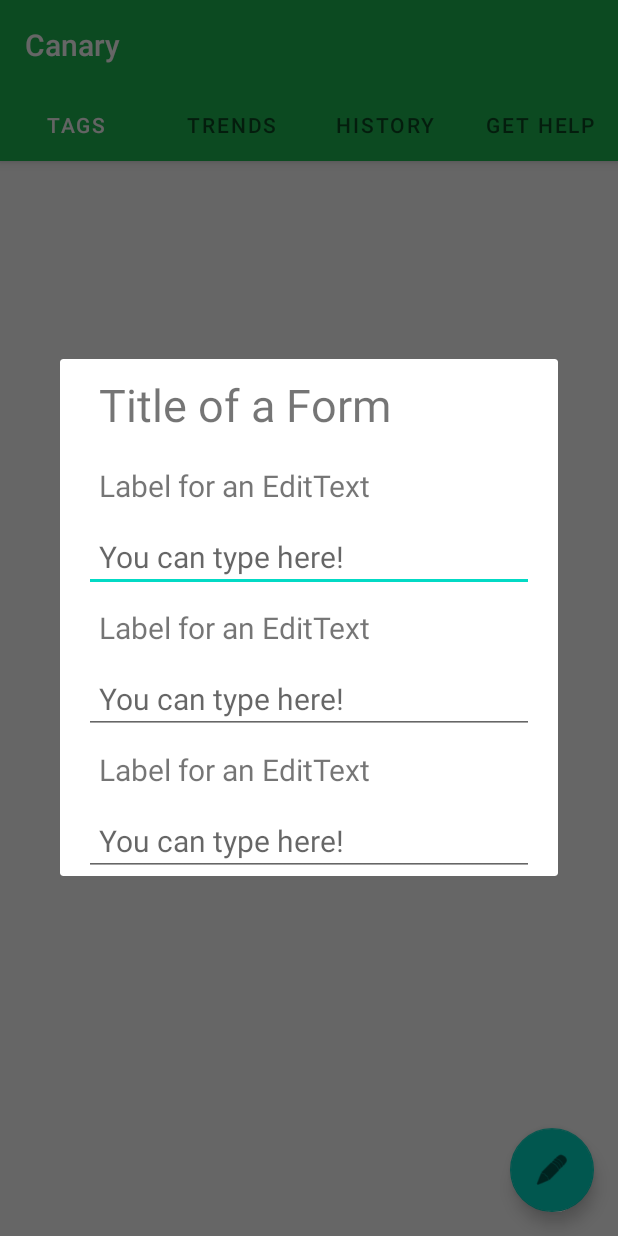
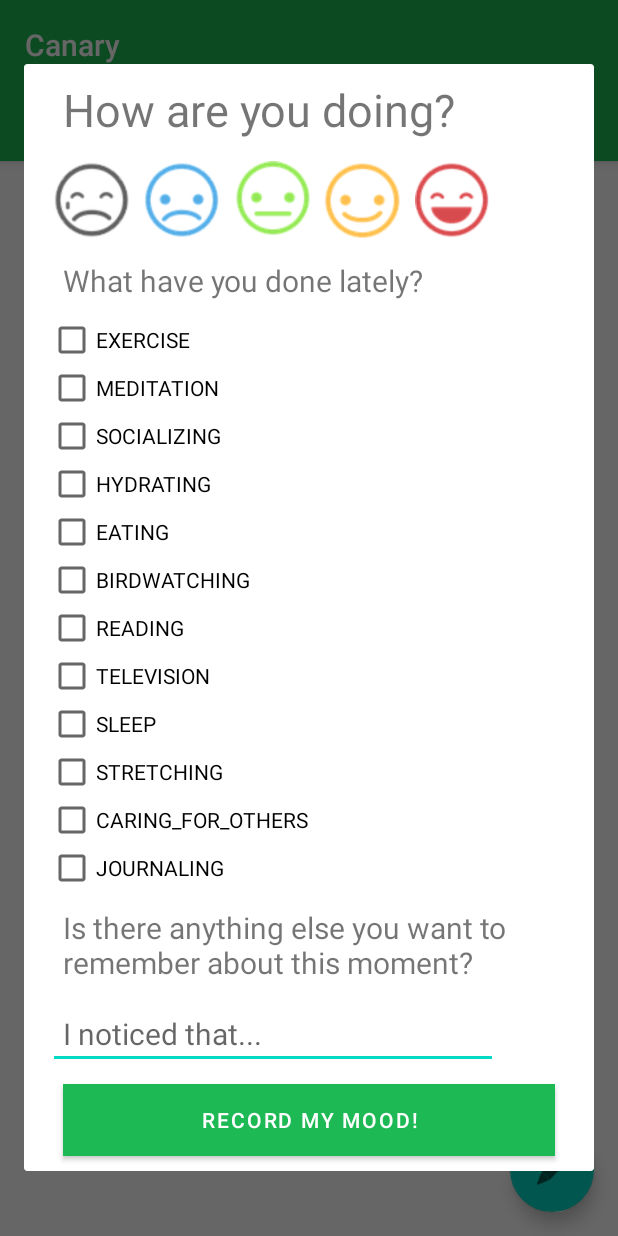
Before and after one commit to yahancheng/canary, an Android app: the screen it shows after launch (MainActivity), after a tap on an icon or button, on a phone screen of 412 x 824 dp. Run offline under Robolectric (Android 15) with nearby library versions, the phone set to English and light mode, and no system bars; 2 statements that could not run were skipped.

Commit message:
Create mood entry form

```diff
--- /dev/null
+++ b/app/src/main/java/com/chelseatroy/canary/data/MoodEntry.kt
@@ -0,0 +1,28 @@
+package com.chelseatroy.canary.data
+
+import java.time.LocalDateTime
+
+class MoodEntry(mood: Mood) {
+    val notes: String = ""
+    val loggedAt: LocalDateTime = LocalDateTime.now()
+    val recentActivities = arrayListOf<Pastime>()
+}
+
+enum class Mood {
+    UPSET, DOWN, NEUTRAL, COPING, ELATED
+}
+
+enum class Pastime {
+    EXERCISE,
+    MEDITATION,
+    SOCIALIZING,
+    HYDRATING,
+    EATING,
+    BIRDWATCHING,
+    READING,
+    TELEVISION,
+    SLEEP,
+    STRETCHING,
+    CARING_FOR_OTHERS,
+    JOURNALING
+}
--- a/app/src/main/java/com/chelseatroy/canary/ui/main/MoodEntryFragment.kt
+++ b/app/src/main/java/com/chelseatroy/canary/ui/main/MoodEntryFragment.kt
@@ -1,19 +1,24 @@
 package com.chelseatroy.canary.ui.main
 
-import android.app.Dialog
-import android.app.PendingIntent.getActivity
 import android.os.Bundle
+import android.util.Log
 import android.view.LayoutInflater
 import android.view.View
 import android.view.ViewGroup
-import androidx.core.content.res.TypedArrayUtils.getString
+import android.widget.*
 import androidx.fragment.app.DialogFragment
 import com.chelseatroy.canary.R
+import com.chelseatroy.canary.data.Mood
+import com.chelseatroy.canary.data.Pastime
+import com.google.android.material.snackbar.Snackbar
+import kotlin.math.log
 
 
 class MoodEntryFragment : DialogFragment() {
     /** The system calls this to get the DialogFragment's layout, regardless
     of whether it's being displayed as a dialog or an embedded fragment. */
+    lateinit var currentMood: Mood
+
     override fun onCreateView(
         inflater: LayoutInflater,
         container: ViewGroup?,
@@ -23,4 +28,44 @@ class MoodEntryFragment : DialogFragment() {
         return inflater.inflate(R.layout.fragment_mood_entry, container, false)
     }
 
+    override fun onResume() {
+        super.onResume()
+
+        val checkboxList = view?.findViewById<LinearLayout>(R.id.activities_checkbox_list)
+        Pastime.values().forEach {
+            val checkity = CheckBox(activity)
+            checkity.setText(it.name)
+            checkboxList?.addView(checkity)
+        }
+
+        val upset = view?.findViewById<ImageView>(R.id.ic_upset)
+        val down = view?.findViewById<ImageView>(R.id.ic_down)
+        val neutral = view?.findViewById<ImageView>(R.id.ic_neutral)
+        val coping = view?.findViewById<ImageView>(R.id.ic_coping)
+        val elated = view?.findViewById<ImageView>(R.id.ic_elated)
+        val moodButtonCollection = listOf(upset, down, neutral, coping, elated)
+
+        for ((index, button) in moodButtonCollection.withIndex()) {
+            button?.setOnClickListener({ view ->
+                for (button in moodButtonCollection) { button?.setBackgroundColor(resources.getColor(R.color.design_default_color_background)) }
+                view.setBackgroundColor(resources.getColor(R.color.colorAccent));
+                currentMood = Mood.values()[index]
+            })
+        }
+
+        //make the mood images clickable and exclusive
+
+        val logMoodButton = view?.findViewById<Button>(R.id.log_mood_button)
+        logMoodButton?.setOnClickListener({ view ->
+            if (!this::currentMood.isInitialized) {
+                val formValidationNotification = Snackbar.make(
+                    view,
+                    "Please select a mood icon to record your mood!",
+                    Snackbar.LENGTH_LONG
+                )
+                formValidationNotification.show()
+            }
+        })
+    }
+
 }
--- a/app/src/main/res/layout/fragment_mood_entry.xml
+++ b/app/src/main/res/layout/fragment_mood_entry.xml
@@ -1,61 +1,105 @@
 <?xml version="1.0" encoding="utf-8"?>
-<LinearLayout xmlns:android="http://schemas.android.com/apk/res/android"
+
+<ScrollView xmlns:android="http://schemas.android.com/apk/res/android"
     android:layout_width="match_parent"
     android:layout_height="match_parent"
+    android:orientation="vertical">
+
+    <LinearLayout
+        android:layout_width="match_parent"
+        android:layout_height="match_parent"
+        android:orientation="vertical"
         android:paddingLeft="16dp"
-    android:paddingRight="16dp"
-    android:orientation="vertical"
-    >
-    <TextView
-        android:layout_width="wrap_content"
-        android:layout_height="wrap_content"
-        android:padding="10dp"
-        android:text="@string/title_of_a_form"
-        android:textFontWeight="6"
-        android:textSize="30sp" />
+        android:paddingRight="16dp">
 
         <TextView
             android:layout_width="wrap_content"
             android:layout_height="wrap_content"
             android:padding="10dp"
-        android:text="@string/label_for_an_edittext"
-        android:textSize="20sp" />
+            android:text="@string/how_are_you_doing"
+            android:textFontWeight="6"
+            android:textSize="30sp" />
 
-    <EditText
-        android:id="@+id/first_edit_text"
-        android:layout_width="300dp"
+        <LinearLayout
+            android:layout_width="wrap_content"
             android:layout_height="wrap_content"
-        android:hint="@string/you_can_type_here"
-        android:padding="10dp"
-        android:inputType="text"
-        android:textSize="20sp" />
+            android:orientation="horizontal">
+
+            <ImageView
+                android:id="@+id/ic_upset"
+                android:layout_width="60dp"
+                android:layout_height="60dp"
+                android:padding="4dp"
+                android:src="@drawable/upset" />
+
+            <ImageView
+                android:id="@+id/ic_down"
+                android:layout_width="60dp"
+                android:layout_height="60dp"
+                android:padding="4dp"
+                android:src="@drawable/down" />
+
+            <ImageView
+                android:id="@+id/ic_neutral"
+                android:layout_width="60dp"
+                android:layout_height="60dp"
+                android:padding="4dp"
+                android:src="@drawable/neutral" />
+
+            <ImageView
+                android:id="@+id/ic_coping"
+                android:layout_width="60dp"
+                android:layout_height="60dp"
+                android:padding="4dp"
+                android:src="@drawable/coping" />
+
+            <ImageView
+                android:id="@+id/ic_elated"
+                android:layout_width="60dp"
+                android:layout_height="60dp"
+                android:padding="4dp"
+                android:src="@drawable/elated" />
+        </LinearLayout>
+
         <TextView
             android:layout_width="wrap_content"
             android:layout_height="wrap_content"
             android:padding="10dp"
-        android:text="@string/label_for_an_edittext"
+            android:text="@string/what_have_you_done_lately"
             android:textSize="20sp" />
+
+        <LinearLayout
+            android:id="@+id/activities_checkbox_list"
+            android:layout_width="wrap_content"
+            android:layout_height="wrap_content"
+            android:orientation="vertical" />
+
+
+        <TextView
+            android:layout_width="wrap_content"
+            android:layout_height="wrap_content"
+            android:padding="10dp"
+            android:text="@string/is_there_anything_else_you_want_to_remember_about_this_moment"
+            android:textSize="20sp" />
+
 
         <EditText
             android:layout_width="300dp"
             android:layout_height="wrap_content"
-        android:hint="@string/you_can_type_here"
+            android:hint="@string/i_noticed_that"
+            android:inputType="text"
             android:padding="10dp"
-        android:inputType="text"
-        android:textSize="20sp" />
-    <TextView
-        android:layout_width="wrap_content"
-        android:layout_height="wrap_content"
-        android:padding="10dp"
-        android:text="@string/label_for_an_edittext"
             android:textSize="20sp" />
 
-    <EditText
-        android:layout_width="300dp"
+        <Button
+            android:id="@+id/log_mood_button"
+            android:layout_width="match_parent"
             android:layout_height="wrap_content"
-        android:hint="@string/you_can_type_here"
-        android:padding="10dp"
-        android:inputType="text"
-        android:textSize="20sp" />
+            android:layout_margin="10dp"
+            android:background="@color/colorPrimary"
+            android:text="@string/record_my_mood"
+            android:textAlignment="center"
+            android:textColor="@color/design_default_color_on_primary" />
 
     </LinearLayout>
+</ScrollView>
--- a/app/src/main/res/values/strings.xml
+++ b/app/src/main/res/values/strings.xml
@@ -5,7 +5,9 @@
     <string name="history">History</string>
     <string name="get_help">Get Help</string>
     <string name="mood_entry_fragment_tag">mood_entry</string>
-    <string name="title_of_a_form">Title of a Form</string>
-    <string name="label_for_an_edittext">Label for an EditText</string>
-    <string name="you_can_type_here">You can type here!</string>
+    <string name="how_are_you_doing">How are you doing?</string>
+    <string name="what_have_you_done_lately">What have you done lately?</string>
+    <string name="is_there_anything_else_you_want_to_remember_about_this_moment">Is there anything else you want to remember about this moment?</string>
+    <string name="i_noticed_that">I noticed that...</string>
+    <string name="record_my_mood">Record my mood!</string>
 </resources>
```
Also changed, not shown: app/src/main/res/drawable/coping.png (added), app/src/main/res/drawable/down.png (added), app/src/main/res/drawable/elated.png (added), app/src/main/res/drawable/neutral.png (added), app/src/main/res/drawable/upset.png (added), 2 other files. Lines whose indentation alone changed are shown as unchanged.
